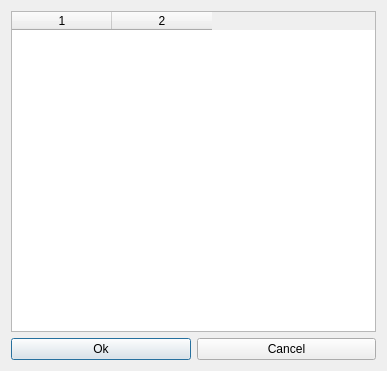
jaj42/GraPhysio, file graphysio/ui/filter.ui: the form before one commit.
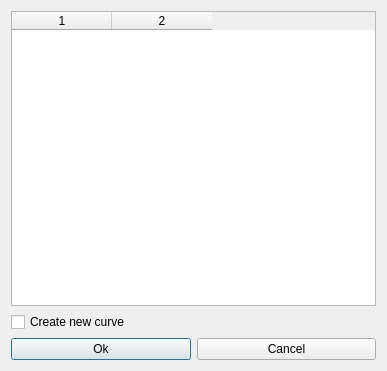
The form after the commit.

Commit message: Make it possible to filter curves in-place.

```diff
--- a/graphysio/ui/filter.ui
+++ b/graphysio/ui/filter.ui
@@ -23,6 +23,13 @@
      <column/>
     </widget>
    </item>
+   <item>
+    <widget class="QCheckBox" name="chkNewcurve">
+     <property name="text">
+      <string>Create new curve</string>
+     </property>
+    </widget>
+   </item>
    <item>
     <layout class="QHBoxLayout" name="horizontalLayout">
      <item>
```
The commit also changes 3 other files.
